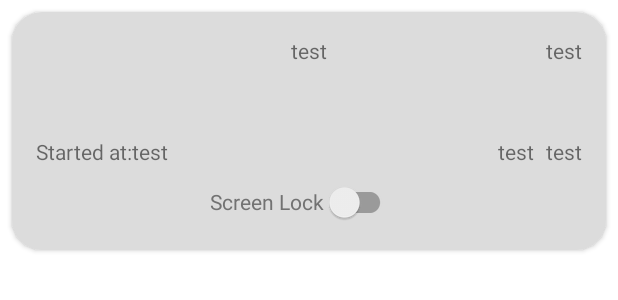
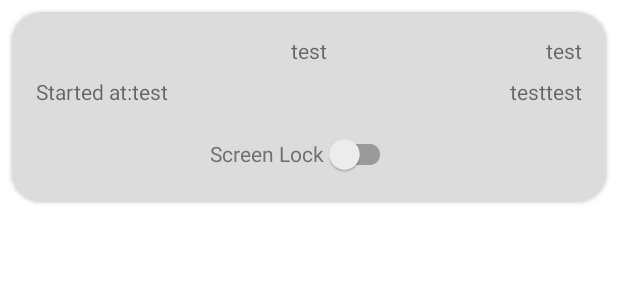
Before and after one commit to omi-repo/TimerForScreenTimeout, an Android app: the layout timer_history_adapter.xml on its own in the app's theme, with its tools: preview values and no code run, on a phone screen of 412 x 824 dp. Shown: the top 300 px of the screen. Run offline under Robolectric (Android 15) with nearby library versions, the phone set to English and light mode, and no system bars.

```diff
--- a/app/src/main/res/layout/timer_history_adapter.xml
+++ b/app/src/main/res/layout/timer_history_adapter.xml
@@ -19,9 +19,7 @@
             android:layout_height="wrap_content"
             android:layout_marginStart="8dp"
             android:layout_marginTop="8dp"
-            android:layout_marginBottom="8dp"
             android:text="@string/started_at"
-            app:layout_constraintBottom_toBottomOf="parent"
             app:layout_constraintStart_toStartOf="parent"
             app:layout_constraintTop_toBottomOf="@+id/dateTimerAt_textview" />
 
@@ -39,11 +37,11 @@
             android:id="@+id/currentTime_textview"
             android:layout_width="wrap_content"
             android:layout_height="wrap_content"
+            android:layout_marginTop="8dp"
             android:layout_marginEnd="8dp"
             android:text="@string/test"
-            app:layout_constraintBottom_toBottomOf="@+id/state_textview"
-            app:layout_constraintEnd_toStartOf="@+id/state_textview"
-            app:layout_constraintTop_toTopOf="@+id/state_textview" />
+            app:layout_constraintEnd_toEndOf="parent"
+            app:layout_constraintTop_toBottomOf="@+id/id_textview" />
 
         <TextView
             android:id="@+id/startAt_textview"
@@ -58,13 +56,10 @@
             android:id="@+id/state_textview"
             android:layout_width="wrap_content"
             android:layout_height="wrap_content"
-            android:layout_marginTop="8dp"
-            android:layout_marginEnd="8dp"
-            android:layout_marginBottom="8dp"
             android:text="@string/test"
-            app:layout_constraintBottom_toBottomOf="parent"
-            app:layout_constraintEnd_toEndOf="parent"
-            app:layout_constraintTop_toBottomOf="@+id/dateTimerAt_textview" />
+            app:layout_constraintBottom_toBottomOf="@+id/currentTime_textview"
+            app:layout_constraintEnd_toStartOf="@+id/currentTime_textview"
+            app:layout_constraintTop_toTopOf="@+id/currentTime_textview" />
 
         <TextView
             android:id="@+id/id_textview"
@@ -80,7 +75,9 @@
             android:id="@+id/screen_lock_switch"
             android:layout_width="wrap_content"
             android:layout_height="wrap_content"
+            android:layout_marginTop="8dp"
             android:layout_marginEnd="8dp"
+            android:clickable="false"
             android:text="@string/screen_lock"
             android:textColor="@color/dark_grey"
             app:layout_constraintBottom_toBottomOf="parent"
```
Also changed, not shown: app/src/main/java/kost/romi/timerforscreentimeout/timerdetail/SetTimerFragment.kt (+2 -32 lines), app/src/main/res/layout-v26/fragment_set_timer.xml (+7 -19 lines), 4 other files.
